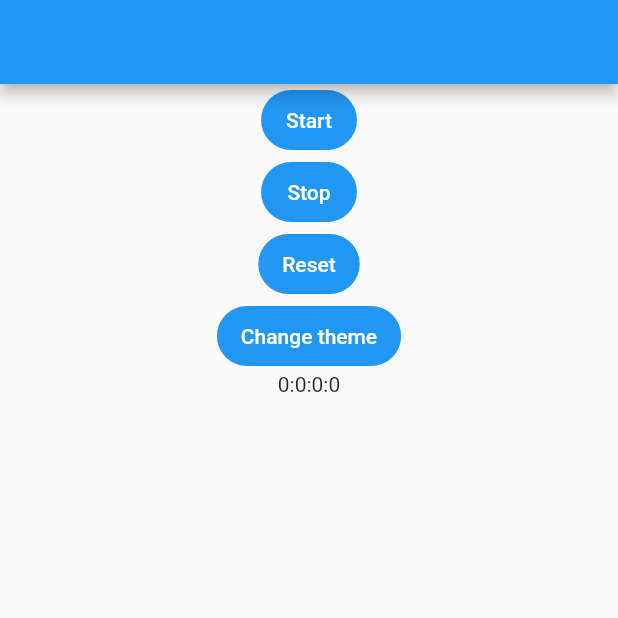
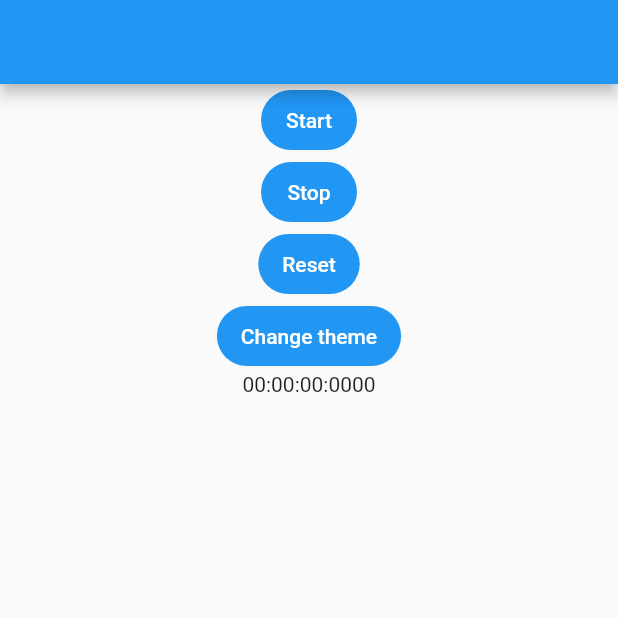
Before and after one commit to kondayutarou/StopWatch, a Flutter app: the screen it shows after launch, on a phone screen of 412 x 824 dp, the top half of it. Run offline on Flutter 3.47's test engine with Material 2 defaults, Android fonts, the phone set to English and light mode, and no system bars.

Commit message:
Add padding for numbers

```diff
--- a/lib/view/HomeView.dart
+++ b/lib/view/HomeView.dart
@@ -69,13 +69,13 @@ class MyAppState extends State<MyApp> {
                 Row(
                   mainAxisAlignment: MainAxisAlignment.center,
                   children: [
-                    Text(_stopWatchTimer.elapsed.hoursForStopWatch().toString()),
+                    Text(_stopWatchTimer.elapsed.hoursForStopWatch().toString().padLeft(2, "0")),
                     Text(":"),
-                    Text(_stopWatchTimer.elapsed.minutesForStopWatch().toString()),
+                    Text(_stopWatchTimer.elapsed.minutesForStopWatch().toString().padLeft(2, "0")),
                     Text(":"),
-                    Text(_stopWatchTimer.elapsed.secondsForStopWatch().toString()),
+                    Text(_stopWatchTimer.elapsed.secondsForStopWatch().toString().padLeft(2, "0")),
                     Text(":"),
-                    Text(_stopWatchTimer.elapsed.millisecondsForStopWatch().toString())
+                    Text(_stopWatchTimer.elapsed.millisecondsForStopWatch().toString().padLeft(4, "0"))
                   ],
                 )
               ],
```
